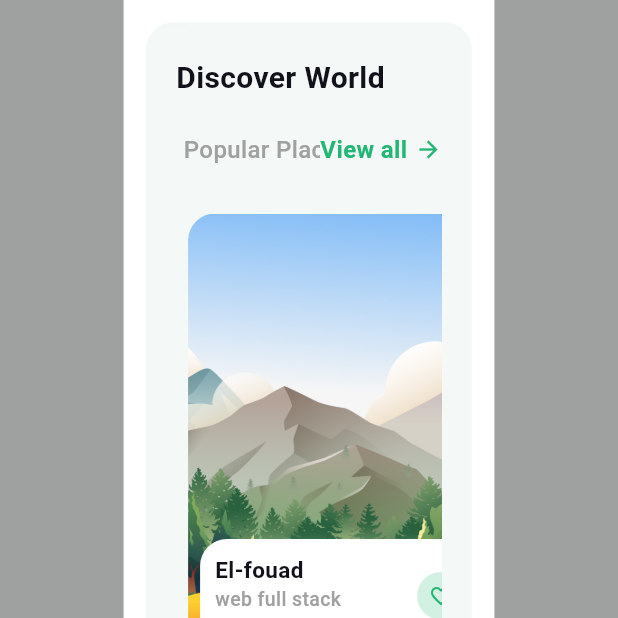
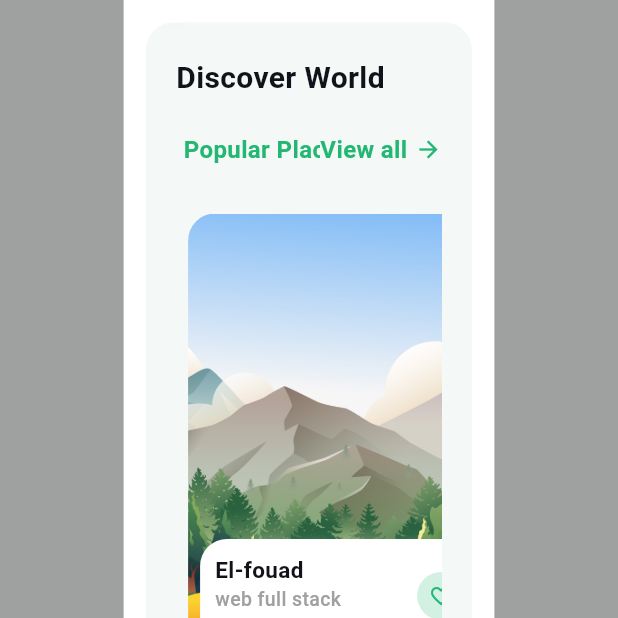
Before and after one commit to I02chahboun/flutter_responsive_template, a Flutter app: the screen it shows after launch, scrolled down 228 dp, on a phone screen of 412 x 824 dp, the top half of it. Run offline on Flutter 3.47's test engine with Material 2 defaults, Android fonts, the phone set to English and light mode, and no system bars.

Commit message:
add categ button logic

```diff
--- a/lib/widgets/categ_button.dart
+++ b/lib/widgets/categ_button.dart
@@ -5,7 +5,13 @@ import 'package:responsive_home/constants/texts.dart';
 
 class CategButton extends StatelessWidget {
   final String title;
-  const CategButton({super.key, required this.title});
+  final bool isSelected;
+  final VoidCallback onTap;
+  const CategButton(
+      {super.key,
+      required this.title,
+      this.isSelected = false,
+      required this.onTap});
 
   @override
   Widget build(BuildContext context) {
@@ -14,7 +20,7 @@ class CategButton extends StatelessWidget {
       customBorder: RoundedRectangleBorder(
         borderRadius: Corners.med,
       ),
-      onTap: () {},
+      onTap: onTap,
       child: isViewAll
           ? Row(
               children: [
@@ -37,7 +43,9 @@ class CategButton extends StatelessWidget {
               padding: const EdgeInsets.symmetric(vertical: 5, horizontal: 5),
               child: Text(
                 title,
-                style: TextStyles.subTitle,
+                style: TextStyles.subTitle.copyWith(
+                    color: isSelected ? AppColors.green : null,
+                    fontWeight: FontWeight.w600),
               ),
             ),
     );
--- a/lib/widgets/category_discover.dart
+++ b/lib/widgets/category_discover.dart
@@ -11,6 +11,7 @@ class CategDiscover extends StatelessWidget {
 
   @override
   Widget build(BuildContext context) {
+    ValueNotifier<int> indx = ValueNotifier(0);
     return SizedBox(
       child: Column(
         crossAxisAlignment: CrossAxisAlignment.start,
@@ -27,7 +28,10 @@ class CategDiscover extends StatelessWidget {
               crossAxisAlignment: CrossAxisAlignment.center,
               children: [
                 Expanded(
-                  child: ListView.builder(
+                  child: ValueListenableBuilder(
+                      valueListenable: indx,
+                      builder: (context, value, _) {
+                        return ListView.builder(
                           scrollDirection: Axis.horizontal,
                           itemCount: categoryDicover.length,
                           itemBuilder: (context, index) {
@@ -38,13 +42,18 @@ class CategDiscover extends StatelessWidget {
                               child: Center(
                                 child: CategButton(
                                   title: cateogry,
+                                  isSelected: index == indx.value,
+                                  onTap: () {
+                                    indx.value = index;
+                                  },
                                 ),
                               ),
                             );
                           },
+                        );
+                      }),
                 ),
-                ),
-                const CategButton(title: AppTexts.viewAll)
+                CategButton(title: AppTexts.viewAll, onTap: () {})
               ],
             ),
           ),
--- a/lib/widgets/category_event.dart
+++ b/lib/widgets/category_event.dart
@@ -23,8 +23,9 @@ class CategEvent extends StatelessWidget {
                 AppTexts.categoryEvent,
                 style: TextStyles.title,
               ),
-              const CategButton(
+              CategButton(
                 title: AppTexts.viewAll,
+                onTap: () {},
               ),
             ],
           ),
```
Lines whose indentation alone changed are shown as unchanged.
